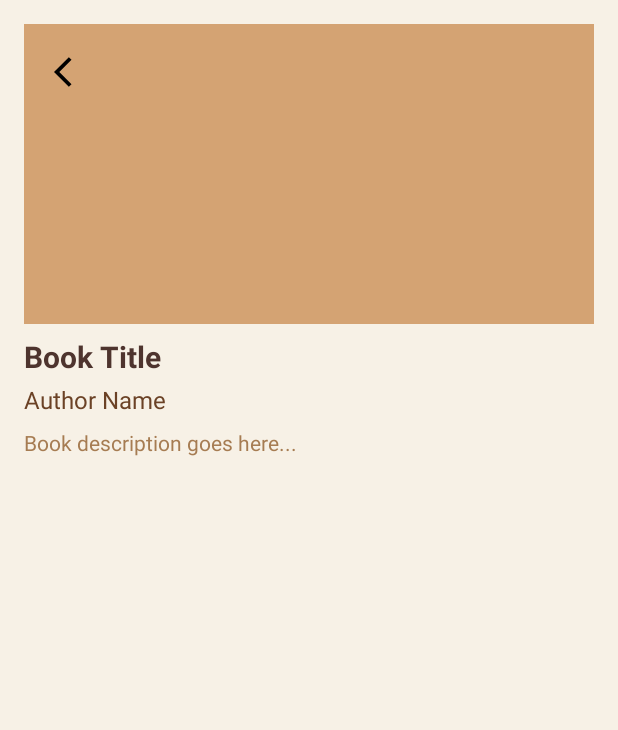
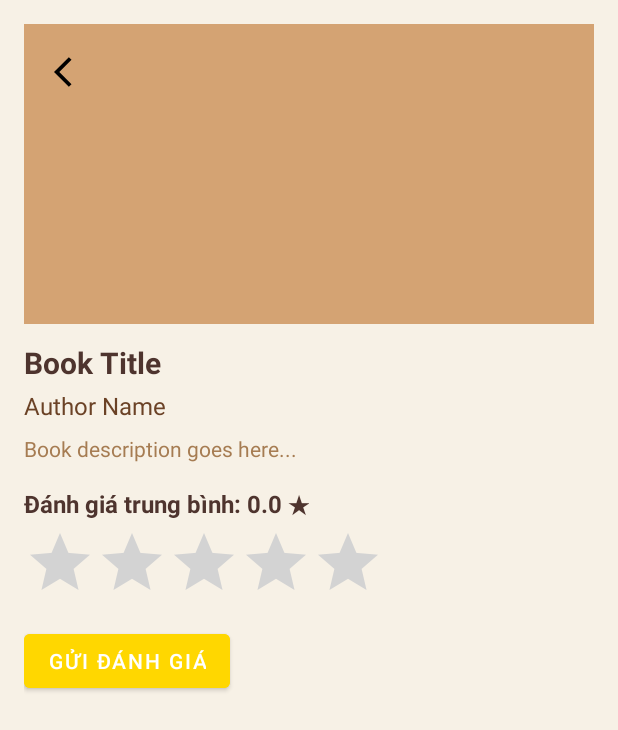
Before and after one commit to duywin/BasicAndroid_ReadingApp, an Android app: the layout activity_user_chapter.xml on its own in the app's theme, with its tools: preview values and no code run, on a phone screen of 412 x 824 dp. Shown: the top 730 px of the screen. Run offline under Robolectric (Android 15) with nearby library versions, the phone set to English and light mode, and no system bars.

Commit message:
user rating: unfinished

```diff
--- a/app/src/main/java/com/example/readingapp/DatabaseHelper.java
+++ b/app/src/main/java/com/example/readingapp/DatabaseHelper.java
@@ -21,7 +21,7 @@ import java.util.Iterator;
 public class DatabaseHelper extends SQLiteOpenHelper {
 
     private static final String DATABASE_NAME = "ReadingApp.db";
-    private static final int DATABASE_VERSION = 4;
+    private static final int DATABASE_VERSION = 5;
     private final Context context;
 
     public DatabaseHelper(Context context) {
@@ -38,6 +38,7 @@ public class DatabaseHelper extends SQLiteOpenHelper {
         db.execSQL(ChapterDAO.CREATE_TABLE);
         db.execSQL(LogDAO.CREATE_TABLE);
         db.execSQL(SubscriptionDAO.CREATE_TABLE);
+        db.execSQL(RatingDAO.CREATE_TABLE);
 
         preloadData(db);
         Log.d("DatabaseHelper", "All tables created successfully!");
@@ -131,9 +132,10 @@ public class DatabaseHelper extends SQLiteOpenHelper {
             db.execSQL("DROP TABLE IF EXISTS " + ChapterDAO.TABLE_NAME);
             db.execSQL("DROP TABLE IF EXISTS " + LogDAO.TABLE_NAME);
             db.execSQL("DROP TABLE IF EXISTS " + SubscriptionDAO.TABLE_NAME);
+            db.execSQL("DROP TABLE IF EXISTS " + RatingDAO.TABLE_NAME);
 
 
-            onCreate(db); // ✅ Recreate database tables
+            onCreate(db);
         }
     }
 
--- /dev/null
+++ b/app/src/main/res/drawable/star.xml
@@ -0,0 +1,5 @@
+<vector android:height="24dp" android:tint="#000000"
+    android:viewportHeight="24" android:viewportWidth="24"
+    android:width="24dp" xmlns:android="http://schemas.android.com/apk/res/android">
+    <path android:fillColor="@android:color/white" android:pathData="M12,17.27L18.18,21l-1.64,-7.03L22,9.24l-7.19,-0.61L12,2 9.19,8.63 2,9.24l5.46,4.73L5.82,21z"/>
+</vector>
--- /dev/null
+++ b/app/src/main/res/drawable/unstar.xml
@@ -0,0 +1,5 @@
+<vector android:height="24dp" android:tint="#000000"
+    android:viewportHeight="24" android:viewportWidth="24"
+    android:width="24dp" xmlns:android="http://schemas.android.com/apk/res/android">
+    <path android:fillColor="@android:color/white" android:pathData="M22,9.24l-7.19,-0.62L12,2 9.19,8.63 2,9.24l5.46,4.73L5.82,21 12,17.27 18.18,21l-1.63,-7.03L22,9.24zM12,15.4l-3.76,2.27 1,-4.28 -3.32,-2.88 4.38,-0.38L12,6.1l1.71,4.04 4.38,0.38 -3.32,2.88 1,4.28L12,15.4z"/>
+</vector>
--- a/app/src/main/res/layout/activity_user_chapter.xml
+++ b/app/src/main/res/layout/activity_user_chapter.xml
@@ -9,7 +9,8 @@
     <LinearLayout
         android:layout_width="match_parent"
         android:layout_height="wrap_content"
-        android:orientation="vertical">
+        android:orientation="vertical"
+        android:paddingBottom="16dp">
 
         <!-- Row 1: Book Image with Back Button -->
         <RelativeLayout
@@ -45,7 +46,7 @@
             android:textSize="20sp"
             android:textStyle="bold"
             android:textColor="#4E342E"
-            android:paddingTop="8dp" />
+            android:paddingTop="12dp" />
 
         <TextView
             android:id="@+id/book_author"
@@ -66,12 +67,51 @@
             android:textColor="#A67C52"
             android:paddingTop="8dp" />
 
-        <!-- Row 4: RecyclerView for Chapters -->
+        <!-- Row 4: Rating Section -->
+        <LinearLayout
+            android:layout_width="match_parent"
+            android:layout_height="wrap_content"
+            android:orientation="vertical"
+            android:paddingTop="16dp">
+
+            <TextView
+                android:id="@+id/avg_rating_text"
+                android:layout_width="wrap_content"
+                android:layout_height="wrap_content"
+                android:text="Đánh giá trung bình: 0.0 ★"
+                android:textSize="16sp"
+                android:textColor="#4E342E"
+                android:textStyle="bold"
+                android:fontFamily="sans-serif" />
+
+            <RatingBar
+                android:id="@+id/rating_bar"
+                android:layout_width="wrap_content"
+                android:layout_height="wrap_content"
+                android:numStars="5"
+                android:stepSize="0.5"
+                android:rating="0"
+                android:progressTint="@color/gold"
+                android:progressBackgroundTint="@color/light_gray"
+                android:isIndicator="false"
+                android:layout_marginTop="4dp"/>
+
+            <Button
+                android:id="@+id/btn_submit_rating"
+                android:layout_width="wrap_content"
+                android:layout_height="wrap_content"
+                android:text="Gửi đánh giá"
+                android:textColor="@color/white"
+                android:backgroundTint="@color/gold"
+                android:layout_marginTop="8dp"/>
+        </LinearLayout>
+
+        <!-- Row 5: RecyclerView for Chapters -->
         <androidx.recyclerview.widget.RecyclerView
             android:id="@+id/chapter_recycler_view"
             android:layout_width="match_parent"
             android:layout_height="wrap_content"
-            android:layout_marginTop="12dp"
+            android:layout_marginTop="16dp"
             android:nestedScrollingEnabled="false" />
     </LinearLayout>
 </ScrollView>
--- a/app/src/main/res/values/colors.xml
+++ b/app/src/main/res/values/colors.xml
@@ -9,4 +9,6 @@
     <color name="white">#FFFFFFFF</color>
     <color name="bottom_nav_background">#6D4C41</color>
     <color name="bottom_nav_item_color">#FFFFFF</color>
+    <color name="gold">#FFD700</color>
+    <color name="light_gray">#D3D3D3</color>
 </resources>
```
Also changed, not shown: app/src/main/java/com/example/readingapp/dao/RatingDAO.java (added, +97 -0 lines), app/src/main/java/com/example/readingapp/model/Rating.java (added, +47 -0 lines), app/src/main/java/com/example/readingapp/user/userChapter.java (+75 -2 lines), app/src/main/java/com/example/readingapp/user/userFavorite.java (+58 -36 lines), app/src/main/java/com/example/readingapp/user/userSearch.java (+11 -2 lines), app/src/main/res/layout/activity_user_book_item.xml (+22 -11 lines).
